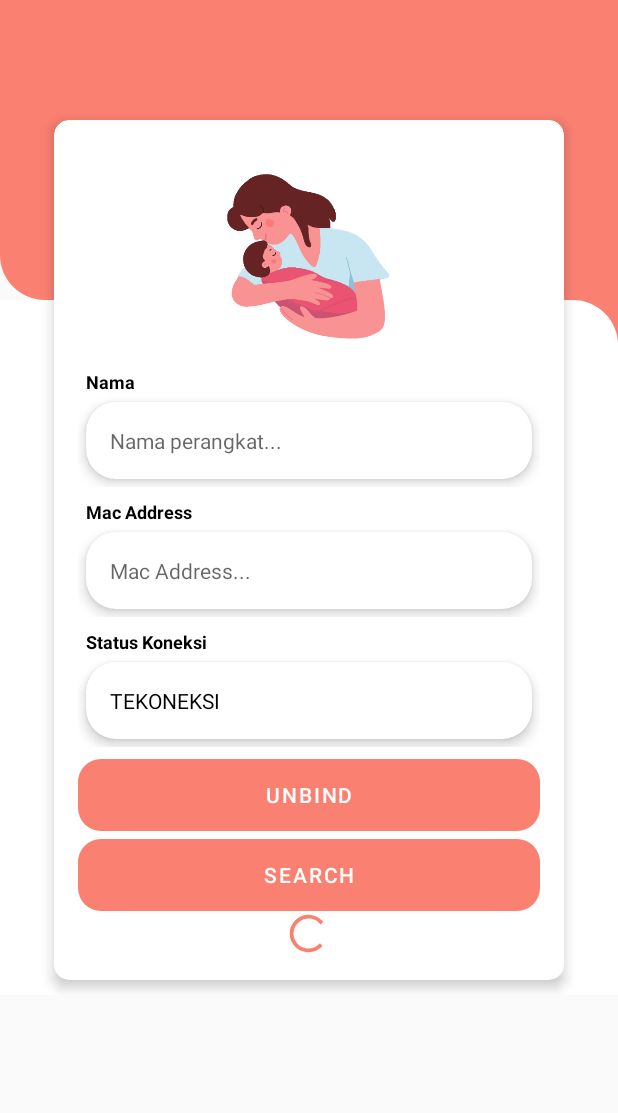
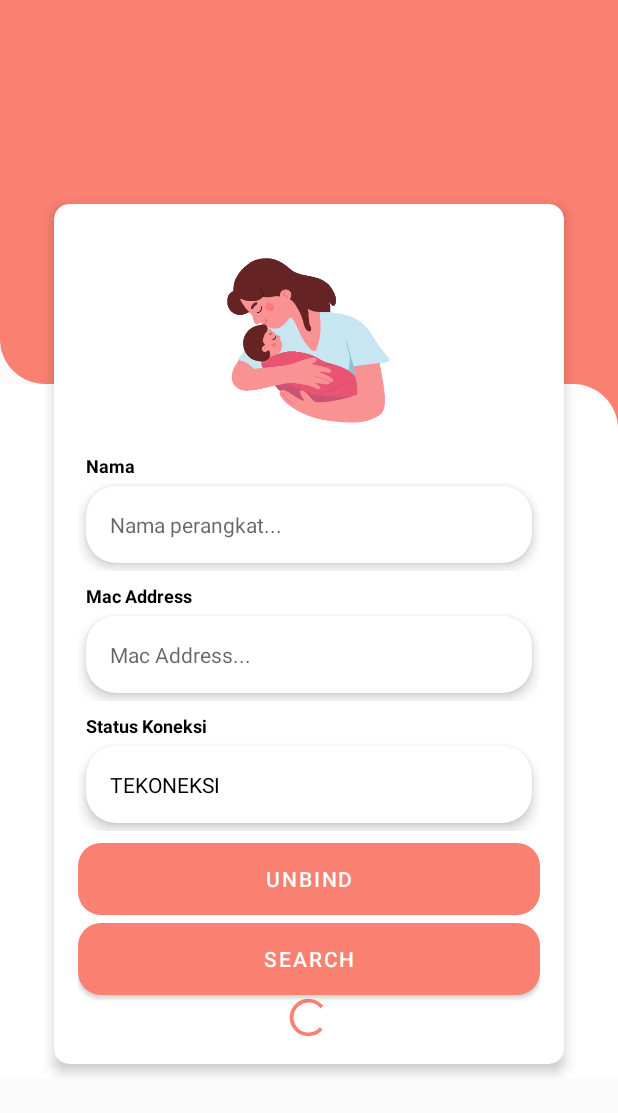
Before and after one commit to firdausshinoda/bayiku, an Android app: the layout fragment_informasi.xml on its own in the app's theme, with its tools: preview values and no code run, on a phone screen of 412 x 824 dp. Shown: the top 1113 px of the screen. Run offline under Robolectric (Android 15) with nearby library versions, the phone set to English and light mode, and no system bars.

Commit message:
V.0.1 128221023

```diff
--- a/app/src/main/java/com/example/bayiku/ui/main/HomeFragment.java
+++ b/app/src/main/java/com/example/bayiku/ui/main/HomeFragment.java
@@ -12,6 +12,8 @@ import android.os.Bundle;
 
 import androidx.annotation.NonNull;
 import androidx.annotation.Nullable;
+import androidx.appcompat.app.AppCompatActivity;
+import androidx.appcompat.widget.Toolbar;
 import androidx.core.content.ContextCompat;
 import androidx.fragment.app.Fragment;
 import androidx.localbroadcastmanager.content.LocalBroadcastManager;
@@ -79,6 +81,7 @@ public class HomeFragment extends Fragment implements TextWatcher, AdapterView.O
     @BindView(R.id.at_cari) AutoCompleteTextView at_cari;
     @BindView(R.id.sp_posyandu) Spinner sp_posyandu;
     @BindView(R.id.progress_cari) ProgressBar progress_cari;
+    @BindView(R.id.toolbar) Toolbar toolbar;
 
     public HomeFragment() {
         // Required empty public constructor
@@ -96,6 +99,8 @@ public class HomeFragment extends Fragment implements TextWatcher, AdapterView.O
         ButterKnife.bind(this, view);
         context = getContext();
 
+        ((AppCompatActivity)getActivity()).setSupportActionBar(toolbar);
+        ((AppCompatActivity)getActivity()).getSupportActionBar().setTitle("Bayiku");
 
         at_cari.addTextChangedListener(this);
         at_cari.setOnItemClickListener(this);
--- a/app/src/main/java/com/example/bayiku/ui/main/InformasiFragment.java
+++ b/app/src/main/java/com/example/bayiku/ui/main/InformasiFragment.java
@@ -8,6 +8,8 @@ import android.os.Bundle;
 
 import androidx.annotation.NonNull;
 import androidx.annotation.Nullable;
+import androidx.appcompat.app.AppCompatActivity;
+import androidx.appcompat.widget.Toolbar;
 import androidx.fragment.app.Fragment;
 import androidx.localbroadcastmanager.content.LocalBroadcastManager;
 
@@ -36,6 +38,7 @@ public class InformasiFragment extends Fragment {
     @BindView(R.id.btn_unbind) Button btn_unbind;
     @BindView(R.id.btn_cari) Button btn_cari;
     @BindView(R.id.progress_cari) ProgressBar progress_cari;
+    @BindView(R.id.toolbar) Toolbar toolbar;
 
     public InformasiFragment() {
         // Required empty public constructor
@@ -52,6 +55,9 @@ public class InformasiFragment extends Fragment {
         super.onViewCreated(view, savedInstanceState);
         ButterKnife.bind(this, view);
         context = getContext();
+
+        ((AppCompatActivity)getActivity()).setSupportActionBar(toolbar);
+        ((AppCompatActivity)getActivity()).getSupportActionBar().setTitle("Bayiku");
 
         LocalBroadcastManager.getInstance(context).registerReceiver(mMessageReceiver, new IntentFilter("BcKoneksi"));
         LocalBroadcastManager.getInstance(context).registerReceiver(mMessageReceiverSearch, new IntentFilter("BcSearch"));
--- a/app/src/main/res/layout/fragment_informasi.xml
+++ b/app/src/main/res/layout/fragment_informasi.xml
@@ -1,12 +1,28 @@
 <?xml version="1.0" encoding="utf-8"?>
-<androidx.core.widget.NestedScrollView xmlns:android="http://schemas.android.com/apk/res/android"
+<LinearLayout
+    xmlns:android="http://schemas.android.com/apk/res/android"
     xmlns:tools="http://schemas.android.com/tools"
     android:layout_width="match_parent"
     android:layout_height="match_parent"
     xmlns:app="http://schemas.android.com/apk/res-auto"
     android:background="@color/gray_1"
+    android:orientation="vertical"
     tools:context="com.example.bayiku.ui.main.InformasiFragment">
-
+    <com.google.android.material.appbar.AppBarLayout
+        android:layout_width="match_parent"
+        android:layout_height="wrap_content"
+        android:theme="@style/Theme.Bayiku.AppBarOverlay"
+        app:elevation="0dp">
+        <androidx.appcompat.widget.Toolbar
+            android:id="@+id/toolbar"
+            android:layout_width="match_parent"
+            android:layout_height="?attr/actionBarSize"
+            android:background="?attr/colorPrimary"
+            app:popupTheme="@style/Theme.Bayiku.PopupOverlay" />
+    </com.google.android.material.appbar.AppBarLayout>
+    <androidx.core.widget.NestedScrollView
+        android:layout_width="match_parent"
+        android:layout_height="match_parent">
         <FrameLayout
             android:layout_width="match_parent"
             android:layout_height="match_parent"
@@ -170,5 +186,6 @@
                 </com.google.android.material.card.MaterialCardView>
             </LinearLayout>
         </FrameLayout>
+    </androidx.core.widget.NestedScrollView>
 
-</androidx.core.widget.NestedScrollView>
+</LinearLayout>
```
Also changed, not shown: app/src/main/java/com/example/bayiku/ui/MainActivity.java (+0 -21 lines), app/src/main/res/layout/activity_main.xml (+0 -15 lines), app/src/main/res/layout/fragment_home.xml (+18 -4 lines). Lines whose indentation alone changed are shown as unchanged.
